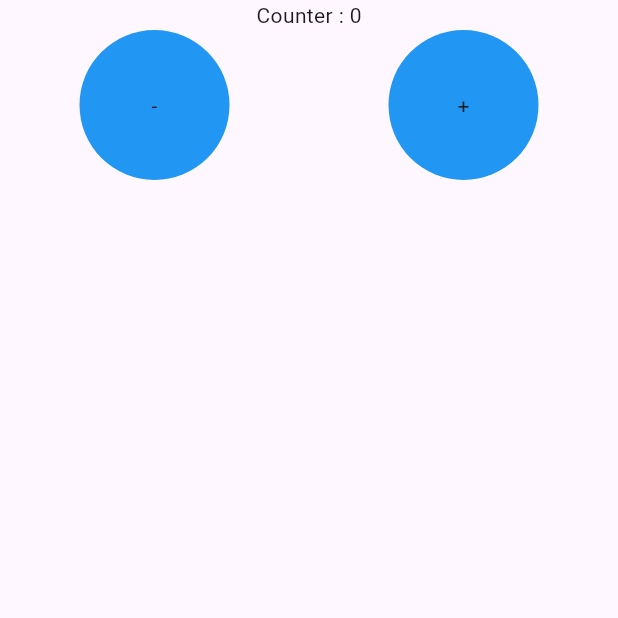
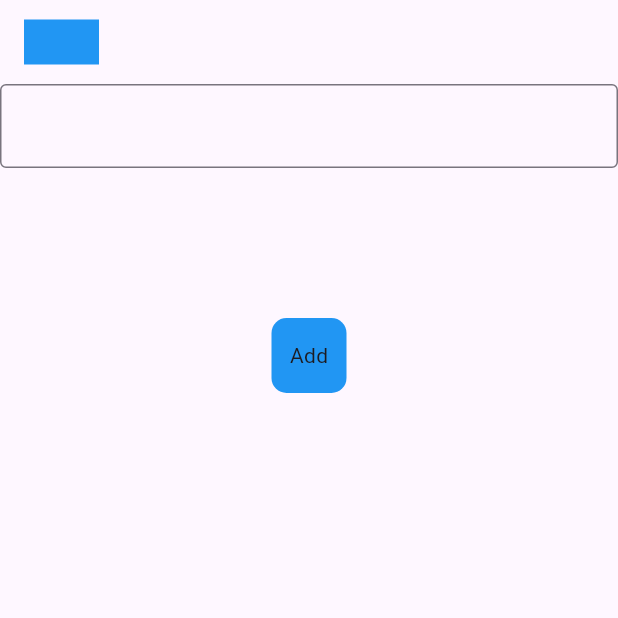
Before and after one commit to rahulvarma07/flutter_statemanagement_bloc-Cubit, a Flutter app: the screen it shows after launch, on a phone screen of 412 x 824 dp, the top half of it. Run offline on Flutter 3.47's test engine with Material 3 defaults, Android fonts, the phone set to English and light mode, and no system bars; our stand-ins replace flutter_bloc.

Commit message:
Build (TODO) using bloc and cubit

```diff
--- /dev/null
+++ b/lib/Bloc/todo_Bloc.dart
@@ -0,0 +1,13 @@
+import 'package:flutter_bloc/flutter_bloc.dart';
+
+part 'todo_Events.dart';
+
+
+// Event State
+class TodoBloc extends Bloc<BlocEvents, List<String>>{
+  TodoBloc() : super([]){
+    on<AddTodoBlocEvent>((event,emit){
+      emit([...state, event.str]);
+    });
+  }
+}
--- /dev/null
+++ b/lib/Bloc/todo_Events.dart
@@ -0,0 +1,7 @@
+part of 'todo_Bloc.dart';
+
+sealed class BlocEvents{}
+final class AddTodoBlocEvent extends BlocEvents{
+  final String str;
+  AddTodoBlocEvent({required this.str});
+}
--- /dev/null
+++ b/lib/BlocScreens/AddATodoBloc.dart
@@ -0,0 +1,55 @@
+import 'package:bloc_cubit/Bloc/todo_Bloc.dart';
+import 'package:bloc_cubit/BlocScreens/SeeAllTheTodo.dart';
+import 'package:flutter/material.dart';
+import 'package:flutter_bloc/flutter_bloc.dart';
+
+class AddATodoUsingBloc extends StatefulWidget {
+  const AddATodoUsingBloc({super.key});
+
+  @override
+  State<AddATodoUsingBloc> createState() => _AddATodoUsingBlocState();
+}
+
+class _AddATodoUsingBlocState extends State<AddATodoUsingBloc> {
+  final blocTodoController = TextEditingController();
+  @override
+
+  Widget build(BuildContext context) {
+    return Scaffold(
+      appBar: AppBar(
+        title: GestureDetector(
+          onTap: (){
+            Navigator.push(context, MaterialPageRoute(builder: (context)=>ViewAllTodo()));
+          },
+            child: Container(height: 30, width: 50, color: Colors.blue,)
+        ),
+      ),
+      body: Column(
+        children: [
+          TextField(
+            controller: blocTodoController,
+            decoration: InputDecoration(
+              border: OutlineInputBorder(),
+            ),
+          ),
+          SizedBox(height: 100,),
+          GestureDetector(
+            onTap: (){
+              context.read<TodoBloc>().add(AddTodoBlocEvent( str: blocTodoController.text.trim()) );
+              blocTodoController.clear();
+            },
+            child: Container(
+              height: 50,
+              width: 50,
+              decoration: BoxDecoration(
+                color: Colors.blue,
+                borderRadius: BorderRadius.all(Radius.circular(10)),
+              ),
+              child: Center(child: Text("Add"),),
+            ),
+          )
+        ],
+      )
+    );
+  }
+}
--- /dev/null
+++ b/lib/Cubit/addATodoCubit.dart
@@ -0,0 +1,12 @@
+import 'package:flutter_bloc/flutter_bloc.dart';
+
+class TodoCubit extends Cubit<List<String>>{
+  TodoCubit() : super([]);
+
+  void addATodoToTheCollection(String str){
+    print(str);
+    state.add(str);
+    // print(state);
+    emit([...state]);
+  }
+}
--- a/lib/main.dart
+++ b/lib/main.dart
@@ -1,7 +1,12 @@
 import 'package:bloc_cubit/Bloc/counter_Bloc.dart';
+import 'package:bloc_cubit/Bloc/todo_Bloc.dart';
+import 'package:bloc_cubit/BlocScreens/AddATodoBloc.dart';
 import 'package:bloc_cubit/BlocScreens/counterApplicationUsingBloc.dart';
 import 'package:bloc_cubit/Cubit/CounterCubit.dart';
+import 'package:bloc_cubit/Cubit/addATodoCubit.dart';
+import 'package:bloc_cubit/CubitScreens/AddaTODO.dart';
 import 'package:bloc_cubit/CubitScreens/CounterApplicationUsingCubit.dart';
+import 'package:bloc_cubit/CubitScreens/showTODO.dart';
 import 'package:flutter/material.dart';
 import 'package:flutter_bloc/flutter_bloc.dart';
 
@@ -21,11 +26,13 @@ class _MyAppState extends State<MyApp> {
   Widget build(BuildContext context) {
     return MultiBlocProvider(
       providers: [
+        BlocProvider(create: (_)=> TodoBloc()),
+        BlocProvider(create: (_)=> TodoCubit()),
         BlocProvider(create: (_)=> CounterCubit()),
         BlocProvider(create: (_)=> CounterBloc()),
       ],
       child: MaterialApp(
-        home: CounterApplicationUsingBloc(),
+        home: AddATodoUsingBloc(),
       ),
     );
   }
```
Also changed, not shown: lib/BlocScreens/SeeAllTheTodo.dart (added, +31 -0 lines), lib/CubitScreens/AddaTODO.dart (added, +65 -0 lines), lib/CubitScreens/showTODO.dart (added, +29 -0 lines).
